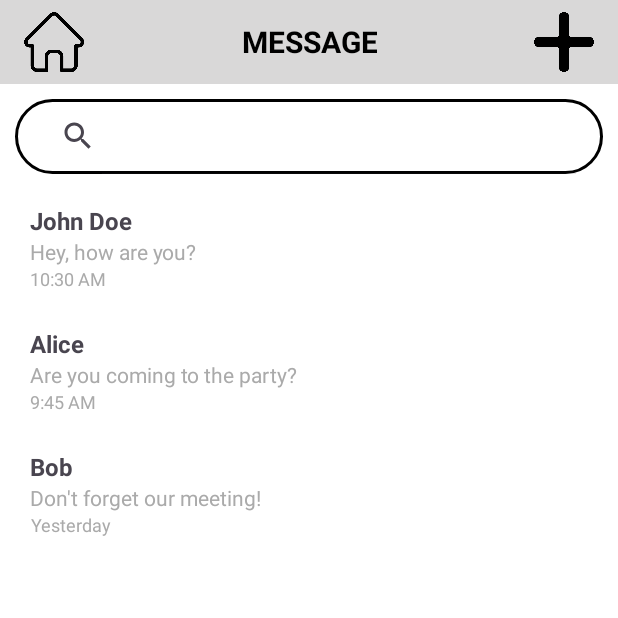
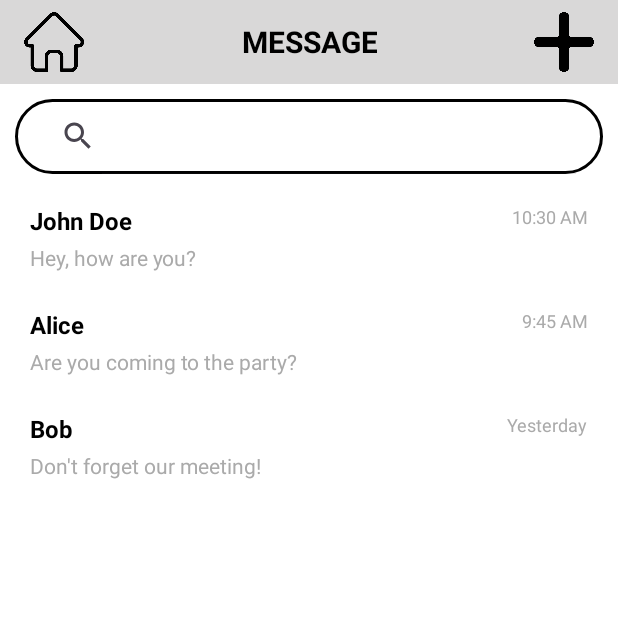
Before and after one commit to letmehear159/SelfAlarmMoblieApp, an Android app: the MessageActivity screen opened directly, with no data from a screen before it, on a phone screen of 412 x 824 dp, the top half of it. Run offline under Robolectric (Android 15) with nearby library versions, the phone set to English and light mode, and no system bars; our stand-ins replace CircleImageView.

Commit message:
adjust layout

```diff
--- a/app/src/main/res/layout/item_message.xml
+++ b/app/src/main/res/layout/item_message.xml
@@ -1,8 +1,8 @@
-<LinearLayout xmlns:android="http://schemas.android.com/apk/res/android"
+<?xml version="1.0" encoding="utf-8"?>
+<RelativeLayout xmlns:android="http://schemas.android.com/apk/res/android"
     android:layout_width="match_parent"
     android:layout_height="wrap_content"
     android:padding="12dp"
-    android:orientation="vertical"
     android:background="?attr/selectableItemBackground">
 
     <TextView
@@ -10,14 +10,10 @@
         android:layout_width="wrap_content"
         android:layout_height="wrap_content"
         android:textSize="16sp"
-        android:textStyle="bold" />
-
-    <TextView
-        android:id="@+id/tvLastMessage"
-        android:layout_width="wrap_content"
-        android:layout_height="wrap_content"
-        android:textSize="14sp"
-        android:textColor="@android:color/darker_gray" />
+        android:textStyle="bold"
+        android:textColor="@android:color/black"
+        android:layout_alignParentStart="true"
+        android:layout_alignParentTop="true" />
 
     <TextView
         android:id="@+id/tvTime"
@@ -25,5 +21,18 @@
         android:layout_height="wrap_content"
         android:textSize="12sp"
         android:textColor="@android:color/darker_gray"
-        android:gravity="end"/>
-</LinearLayout>
+        android:layout_alignParentTop="true"
+        android:layout_alignParentEnd="true" />
+
+    <TextView
+        android:id="@+id/tvLastMessage"
+        android:layout_width="wrap_content"
+        android:layout_height="wrap_content"
+        android:textSize="14sp"
+        android:textColor="@android:color/darker_gray"
+        android:layout_below="@id/tvSender"
+        android:layout_marginTop="4dp"
+        android:layout_alignParentStart="true"
+        android:layout_alignParentEnd="true" />
+
+</RelativeLayout>
```
Also changed, not shown: app/src/main/res/layout/item_chat_received.xml (+13 -7 lines), app/src/main/res/layout/item_chat_sent.xml (+13 -7 lines).
